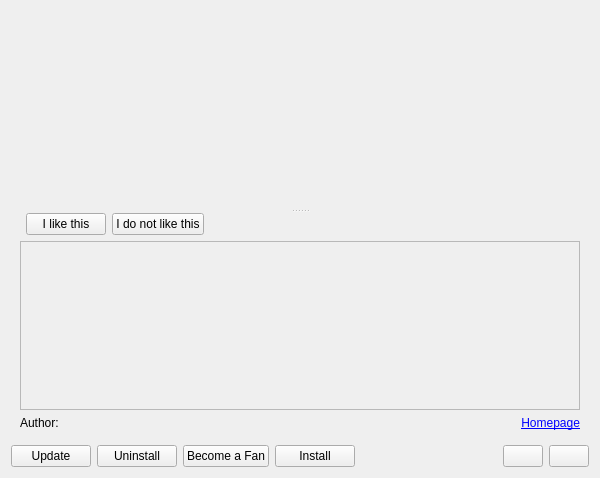
Qt form knewstuff/knewstuff3/downloadwidget.ui (KDE/kdelibs) before a commit.
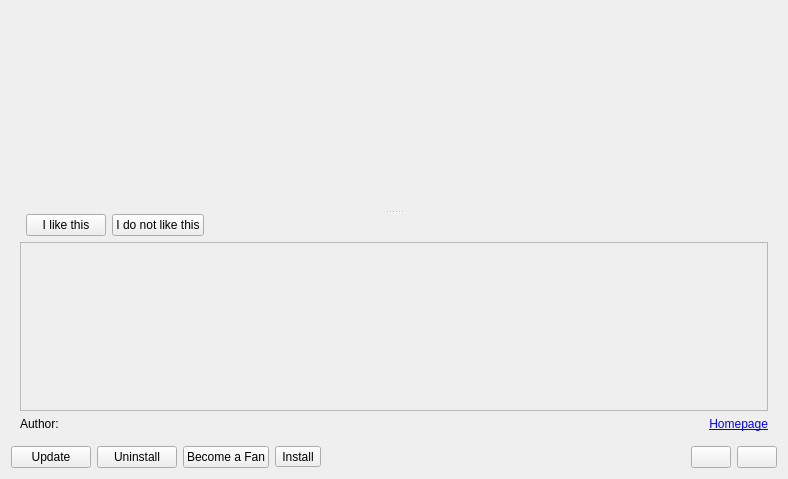
The same form after that commit. The open tabs and pages were chosen to show the change. Custom widgets are drawn as their Qt base class.

Patch:
```diff
--- a/knewstuff/knewstuff3/downloadwidget.ui
+++ b/knewstuff/knewstuff3/downloadwidget.ui
@@ -6,8 +6,8 @@
    <rect>
     <x>0</x>
     <y>0</y>
-    <width>600</width>
-    <height>478</height>
+    <width>788</width>
+    <height>479</height>
    </rect>
   </property>
   <layout class="QVBoxLayout" name="verticalLayout">
@@ -400,8 +400,8 @@
                <rect>
                 <x>0</x>
                 <y>0</y>
-                <width>570</width>
-                <height>173</height>
+                <width>758</width>
+                <height>156</height>
                </rect>
               </property>
               <layout class="QVBoxLayout" name="verticalLayout_3">
@@ -509,13 +509,16 @@
       </widget>
      </item>
      <item>
-      <widget class="QPushButton" name="installButton">
-       <property name="enabled">
-        <bool>true</bool>
-       </property>
+      <widget class="QToolButton" name="installButton">
        <property name="text">
         <string>Install</string>
        </property>
+       <property name="popupMode">
+        <enum>QToolButton::InstantPopup</enum>
+       </property>
+       <property name="toolButtonStyle">
+        <enum>Qt::ToolButtonFollowStyle</enum>
+       </property>
       </widget>
      </item>
      <item>
```
Left out of the diff: 3 changed lines with no effect on the pictures.
